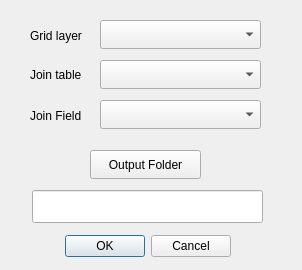
First picture: the form in JoinSplit_dialog_base.ui, repository ptarroso/JoinSplit, before the edit.
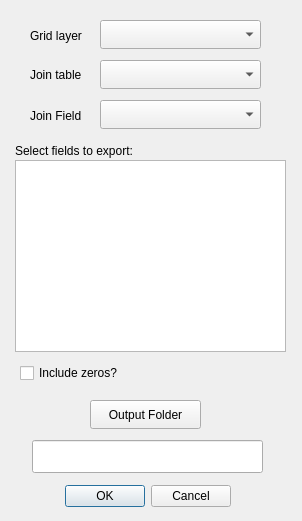
Second picture: the form after the edit.

Commit message: GUI with options for field to split selection and to include zeros

Diff of the .ui file:
```diff
--- a/JoinSplit_dialog_base.ui
+++ b/JoinSplit_dialog_base.ui
@@ -7,7 +7,7 @@
     <x>0</x>
     <y>0</y>
     <width>302</width>
-    <height>270</height>
+    <height>521</height>
    </rect>
   </property>
   <property name="windowTitle">
@@ -17,7 +17,7 @@
    <property name="geometry">
     <rect>
      <x>60</x>
-     <y>230</y>
+     <y>480</y>
      <width>171</width>
      <height>32</height>
     </rect>
@@ -72,7 +72,7 @@
    <property name="geometry">
     <rect>
      <x>90</x>
-     <y>150</y>
+     <y>400</y>
      <width>111</width>
      <height>29</height>
     </rect>
@@ -85,7 +85,7 @@
    <property name="geometry">
     <rect>
      <x>32</x>
-     <y>190</y>
+     <y>440</y>
      <width>231</width>
      <height>33</height>
     </rect>
@@ -121,6 +121,45 @@
     </rect>
    </property>
   </widget>
+  <widget class="QLabel" name="label_4">
+   <property name="geometry">
+    <rect>
+     <x>15</x>
+     <y>140</y>
+     <width>151</width>
+     <height>21</height>
+    </rect>
+   </property>
+   <property name="text">
+    <string>Select fields to export:</string>
+   </property>
+  </widget>
+  <widget class="QCheckBox" name="includeZero">
+   <property name="geometry">
+    <rect>
+     <x>20</x>
+     <y>360</y>
+     <width>121</width>
+     <height>26</height>
+    </rect>
+   </property>
+   <property name="text">
+    <string>Include zeros?</string>
+   </property>
+  </widget>
+  <widget class="QListWidget" name="splitFields">
+   <property name="geometry">
+    <rect>
+     <x>15</x>
+     <y>160</y>
+     <width>271</width>
+     <height>192</height>
+    </rect>
+   </property>
+   <property name="selectionMode">
+    <enum>QAbstractItemView::ExtendedSelection</enum>
+   </property>
+  </widget>
  </widget>
  <tabstops>
   <tabstop>GridLayerCombo</tabstop>
```
Left out of the diff: 2 changed lines with no effect on the pictures. The commit also changes 3 other files.
